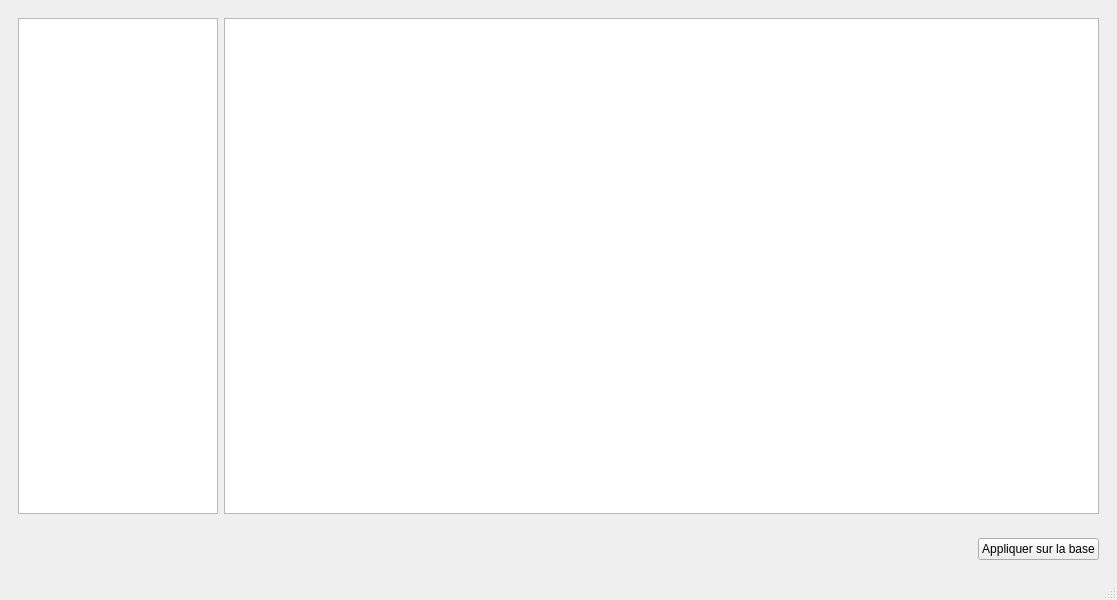
Old version of the form yara/ui/yaraeditor.ui in the repository YoshiiShinoZaki/yara-editor.
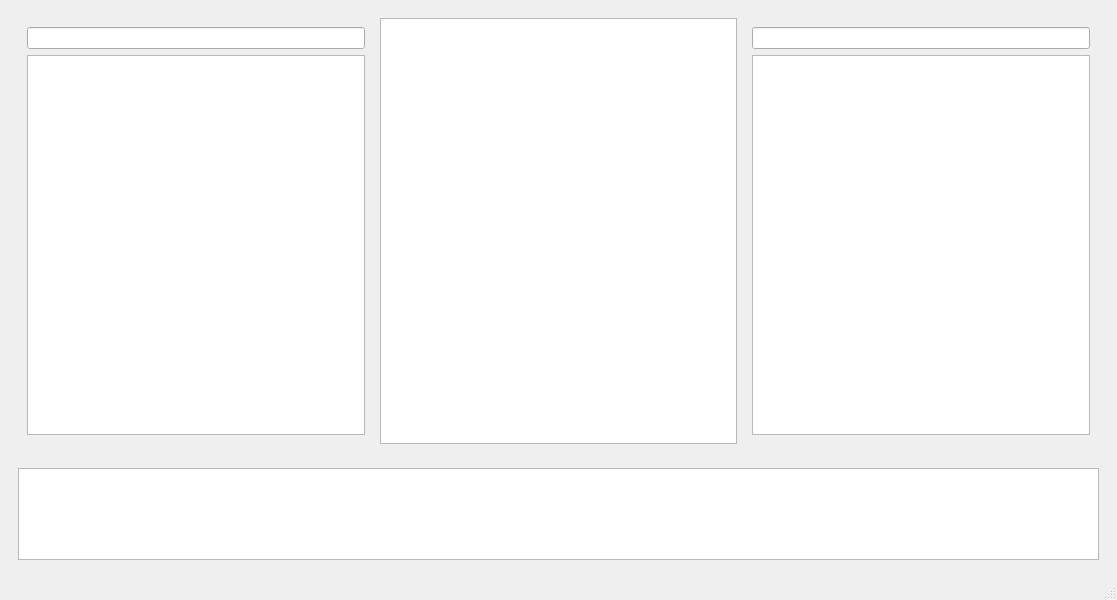
New version of the form. Icons and pictures are not drawn.

Commit message: [add] Addd Browser for yara and malware

The edit to the form file:
```diff
--- a/yara/ui/yaraeditor.ui
+++ b/yara/ui/yaraeditor.ui
@@ -23,55 +23,62 @@
      <widget class="QWidget" name="widget" native="true">
       <layout class="QHBoxLayout" name="horizontalLayout">
        <item>
-        <widget class="QTreeWidget" name="treeYara">
-         <property name="minimumSize">
-          <size>
-           <width>200</width>
-           <height>0</height>
-          </size>
-         </property>
-         <property name="maximumSize">
-          <size>
-           <width>200</width>
-           <height>16777215</height>
-          </size>
-         </property>
-         <attribute name="headerVisible">
-          <bool>false</bool>
-         </attribute>
-         <column>
-          <property name="text">
-           <string notr="true">1</string>
-          </property>
-         </column>
+        <widget class="QWidget" name="widget_3" native="true">
+         <layout class="QVBoxLayout" name="verticalLayout_2">
+          <item>
+           <widget class="QLineEdit" name="pathYara">
+            <property name="readOnly">
+             <bool>true</bool>
+            </property>
+           </widget>
+          </item>
+          <item>
+           <widget class="QTreeView" name="yaraTree"/>
+          </item>
+         </layout>
         </widget>
        </item>
        <item>
         <widget class="QTextEdit" name="yaraEdit"/>
        </item>
+       <item>
+        <widget class="QWidget" name="widget_4" native="true">
+         <layout class="QVBoxLayout" name="verticalLayout_3">
+          <item>
+           <widget class="QLineEdit" name="pathMalware">
+            <property name="readOnly">
+             <bool>true</bool>
+            </property>
+           </widget>
+          </item>
+          <item>
+           <widget class="QTreeView" name="malwareTree"/>
+          </item>
+         </layout>
+        </widget>
+       </item>
       </layout>
      </widget>
     </item>
     <item>
      <widget class="QWidget" name="widget_2" native="true">
+      <property name="maximumSize">
+       <size>
+        <width>16777215</width>
+        <height>110</height>
+       </size>
+      </property>
       <layout class="QHBoxLayout" name="horizontalLayout_2">
        <item>
-        <spacer name="horizontalSpacer">
-         <property name="orientation">
-          <enum>Qt::Horizontal</enum>
-         </property>
-         <property name="sizeHint" stdset="0">
+        <widget class="QTextEdit" name="outputEdit">
+         <property name="maximumSize">
           <size>
-           <width>611</width>
-           <height>20</height>
+           <width>16777215</width>
+           <height>100</height>
           </size>
          </property>
-        </spacer>
-       </item>
-       <item>
-        <widget class="QPushButton" name="pushButton">
-         <property name="text">
-          <string>Appliquer sur la base</string>
+         <property name="readOnly">
+          <bool>true</bool>
          </property>
         </widget>
        </item>
```
Left out of the diff: 2 changed lines with no effect on the pictures. The commit also changes 5 other files.
